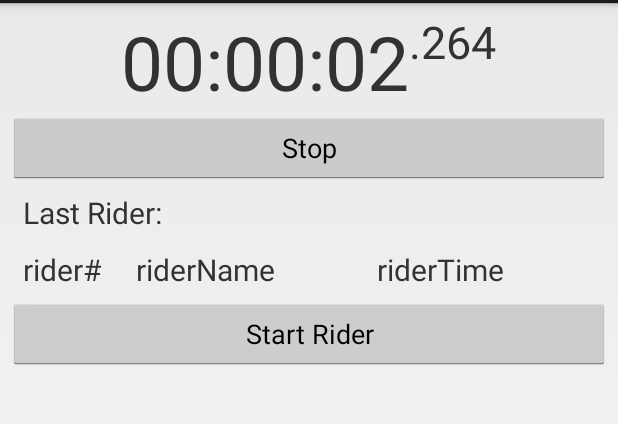
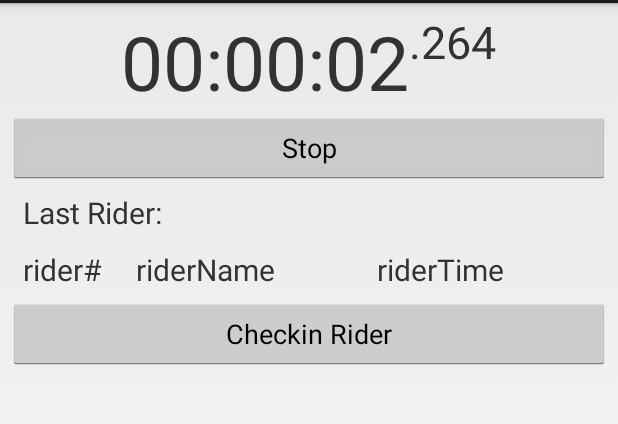
Before and after one commit to slipitinterry/TimeTrialTracker, an Android app: the screen it shows after launch (TimeTrialActivity), after a tap on "Start", on a phone screen of 412 x 824 dp, the part 69-493 px from its top. Run offline under Robolectric (Android 15) with nearby library versions, the phone set to English and light mode, and no system bars; our stand-ins replace AdMob; 1 statement that could not run was skipped.

Commit message:
Fix up Rider Selection
Fixed rider selection on main screen and added next button to Add Rider
dialog so you can keep adding more riders without an extra button click.

```diff
--- a/app/src/main/java/com/ridgway/timetrialtracker/TTButtons.java
+++ b/app/src/main/java/com/ridgway/timetrialtracker/TTButtons.java
@@ -38,7 +38,7 @@ public class TTButtons  extends Activity {
 
         if(!rider.isEmpty()) {
             // now write to database
-            db.addRiderSplit(rider, currentElapsedTime + currentMillis);
+            //db.addRiderSplit(rider, currentElapsedTime + currentMillis);
             ttAdapter.changeCursor(db.getAllRiderData());
         }
 
--- a/app/src/main/java/com/ridgway/timetrialtracker/TimeTrialActivity.java
+++ b/app/src/main/java/com/ridgway/timetrialtracker/TimeTrialActivity.java
@@ -2,8 +2,10 @@ package com.ridgway.timetrialtracker;
 
 import android.app.Activity;
 import android.content.Intent;
+import android.database.Cursor;
 import android.os.Bundle;
 import android.os.Handler;
+import android.util.Log;
 import android.view.LayoutInflater;
 import android.view.Menu;
 import android.view.MenuItem;
@@ -14,6 +16,7 @@ import android.widget.Button;
 import android.widget.LinearLayout;
 import android.widget.ListView;
 import android.widget.TextView;
+import android.widget.Toast;
 
 import com.google.android.gms.ads.AdRequest;
 import com.google.android.gms.ads.AdSize;
@@ -34,6 +37,8 @@ public class TimeTrialActivity extends Activity {
     private String currentElapsedTime;
     private String currentMillis;
 
+    private int selectedRiderPosition;
+
     private final int REFRESH_RATE = 50;
 
 
@@ -51,6 +56,17 @@ public class TimeTrialActivity extends Activity {
         }
     };
 
+    // Create a message handling object as an anonymous class.
+    private AdapterView.OnItemClickListener mMessageClickedHandler = new AdapterView.OnItemClickListener() {
+        public void onItemClick(AdapterView parent, View v, int position, long id) {
+            Log.d("TimeTrialActivity: OnItemClickListener: position:", ""+position);
+
+            // user clicked a list item, make it "selected"
+            ttAdapter.setSelectedPosition(position);
+            selectedRiderPosition = position;
+            enableStartRiderButton();
+        }
+    };
 
     @Override
     protected void onCreate(Bundle savedInstanceState) {
@@ -77,15 +93,7 @@ public class TimeTrialActivity extends Activity {
             }
         });
 
-        listView.setOnItemClickListener(new AdapterView.OnItemClickListener() {
-            @Override
-            public void onItemClick(AdapterView arg0, View view,
-                                    int position, long id) {
-                // user clicked a list item, make it "selected"
-                ttAdapter.setSelectedPosition(position);
-            }
-        });
-
+        listView.setOnItemClickListener(mMessageClickedHandler);
 /*
         // Create an ad.
         AdView adView = (AdView) this.findViewById(R.id.adView);
@@ -150,6 +158,8 @@ public class TimeTrialActivity extends Activity {
             startTime = System.currentTimeMillis();
         }
         mHandler.postDelayed(startTimer, 0);
+
+        enableStartRiderButton();
     }
 
     public void onStop(View v){
@@ -163,6 +173,7 @@ public class TimeTrialActivity extends Activity {
         resetTimer();
     }
 
+
     public void onStartRider (View view){
         TextView txtRiderNum = (TextView)findViewById(R.id.rider_number);
         TextView txtRiderName = (TextView)findViewById(R.id.txtRider);
@@ -171,8 +182,11 @@ public class TimeTrialActivity extends Activity {
         // Get the selected rider info
         int selectedPos = ttAdapter.getSelectedPosition();
 
-        String riderNum = "";
-        String riderName = "";
+        Cursor cursor = (Cursor)ttAdapter.getItem(selectedPos);
+
+
+        String riderNum = cursor.getString(cursor.getColumnIndex(cursor.getColumnName(0)));
+        String riderName = cursor.getString(cursor.getColumnIndex(cursor.getColumnName(1)));
         float riderTime = elapsedTime;
 
         // convert the elapsed milliseconds time into a string we can
@@ -191,13 +205,35 @@ public class TimeTrialActivity extends Activity {
         db.UpdateRiderLastSeen(riderNum, riderTime);
         ttAdapter.changeCursor(db.getAllRiderData());
 
+        // set the selected position back to the top
+        ttAdapter.setSelectedPosition(0);
+
+    }
+
+    private void enableStartRiderButton(){
+        int stopButtonVisibility = (findViewById(R.id.btnStop)).getVisibility();
+        if(stopButtonVisibility == View.VISIBLE) {
+            Button riderBtnStart = (Button)(findViewById(R.id.btnStartRider));
+            riderBtnStart.setEnabled(true);
+
+            int selectedPos = ttAdapter.getSelectedPosition();
+            Cursor cursor = (Cursor)ttAdapter.getItem(selectedPos);
+
+
+            String riderLast = cursor.getString(cursor.getColumnIndex(cursor.getColumnName(2)));
+            if(riderLast == "0"){
+                riderBtnStart.setText(getResources().getString(R.string.riderBtnStart));
+            }
+            else{
+                riderBtnStart.setText(getResources().getString(R.string.riderBtnCheckin));
+            }
+        }
     }
 
     private void showStopButton(){
         (findViewById(R.id.btnStart)).setVisibility(View.GONE);
         (findViewById(R.id.btnRest)).setVisibility(View.GONE);
         (findViewById(R.id.btnStop)).setVisibility(View.VISIBLE);
-        (findViewById(R.id.btnStartRider)).setEnabled(true);
     }
 
     private void hideStopButton(){
--- a/app/src/main/res/layout/activity_time_trial.xml
+++ b/app/src/main/res/layout/activity_time_trial.xml
@@ -10,9 +10,6 @@
     tools:context=".TimeTrialActivity"
     android:orientation="vertical">
 
-    <ScrollView
-        android:layout_width="match_parent"
-        android:layout_height="match_parent">
     <LinearLayout
         android:layout_width="match_parent"
         android:layout_height="match_parent"
@@ -115,7 +112,7 @@
         <Button
             android:layout_width="match_parent"
             android:layout_height="wrap_content"
-            android:text="Start Rider"
+            android:text="@string/riderBtnStart"
             android:id="@+id/btnStartRider"
             android:onClick="onStartRider"/>
 
@@ -129,7 +126,6 @@
 
         </LinearLayout>
     </LinearLayout>
-    </ScrollView>
 <!--    <com.google.android.gms.ads.AdView
         xmlns:ads="http://schemas.android.com/apk/lib/com.google.ads"
         android:id="@+id/adView"
--- a/app/src/main/res/layout/fragment_add_rider_name.xml
+++ b/app/src/main/res/layout/fragment_add_rider_name.xml
@@ -24,6 +24,7 @@
         android:paddingTop="5dp"
         android:paddingRight="10dp"
         android:paddingBottom="10dp"
-        android:textStyle="bold" />
+        android:textStyle="bold"
+        android:inputType="textCapWords" />
 
  </LinearLayout>
--- a/app/src/main/res/layout/listview_oneline_layout.xml
+++ b/app/src/main/res/layout/listview_oneline_layout.xml
@@ -3,9 +3,7 @@
 <LinearLayout xmlns:android="http://schemas.android.com/apk/res/android"
     android:layout_width="fill_parent"
     android:layout_height="fill_parent"
-    android:orientation="vertical"
-    android:textColor="#000000"
-    android:background="#FF0000">
+    android:orientation="vertical">
 
     <LinearLayout
         android:id="@+id/rider_layout"
@@ -34,6 +32,7 @@
     </LinearLayout>
 
     <LinearLayout
+        android:id="@+id/rider_data"
         android:layout_width="match_parent"
         android:layout_height="wrap_content"
         android:orientation="horizontal">
--- a/app/src/main/res/values/strings.xml
+++ b/app/src/main/res/values/strings.xml
@@ -14,9 +14,13 @@
     <string name="acknowledge_delete_riders_title">Clear Riders</string>
     <string name="acknowledge_delete_riders_msg">Are you sure you want to clear all the riders\' data</string>
     <string name="dlg_add">Add</string>
+    <string name="dlg_next">Next</string>
     <string name="dlg_yes">Yes</string>
     <string name="dlg_cancel">Cancel</string>
     <string name="hello_blank_fragment">Hello blank fragment</string>
     <string name="rider_name_hint">Rider Name</string>
     <string name="add_rider_title">Add Rider</string>
+    <string name="riderBtnStart">Start Rider</string>
+    <string name="riderBtnCheckin">Checkin Rider</string>
+
 </resources>
```
Also changed, not shown: app/src/main/java/com/ridgway/timetrialtracker/AddRider.java (+18 -5 lines), app/src/main/java/com/ridgway/timetrialtracker/AddRiderNameFragment.java (+17 -4 lines), app/src/main/java/com/ridgway/timetrialtracker/TTCursorAdapter.java (+35 -10 lines), app/src/main/java/com/ridgway/timetrialtracker/TTSQLiteHelper.java (+6 -2 lines), 1 other file.
